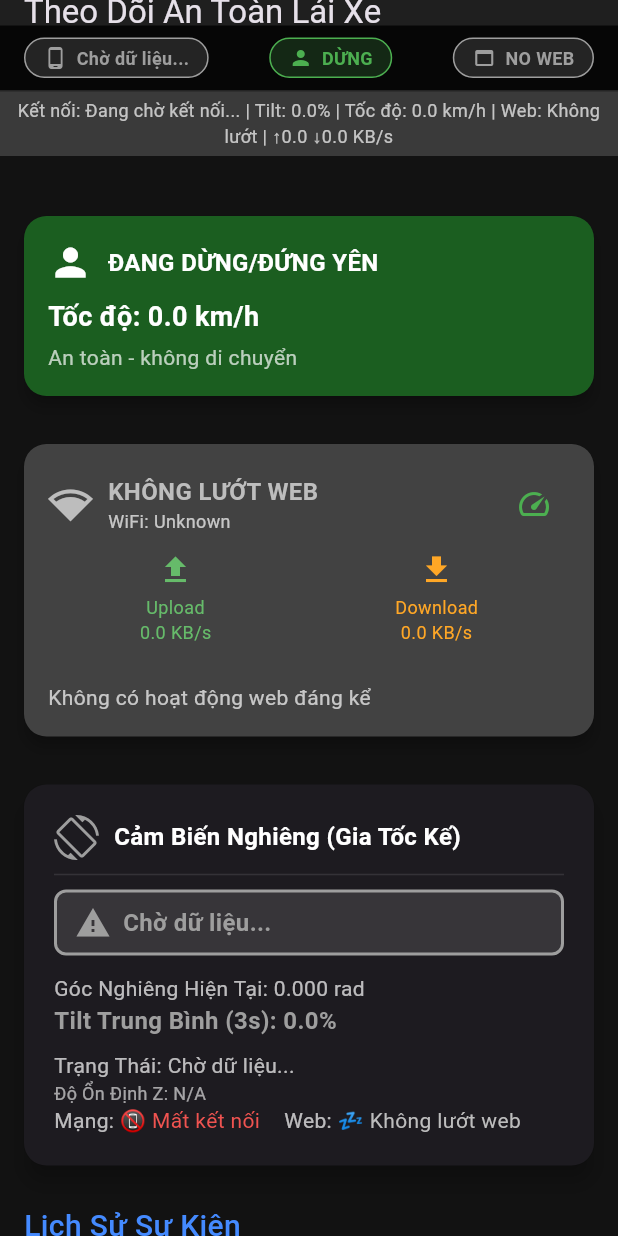
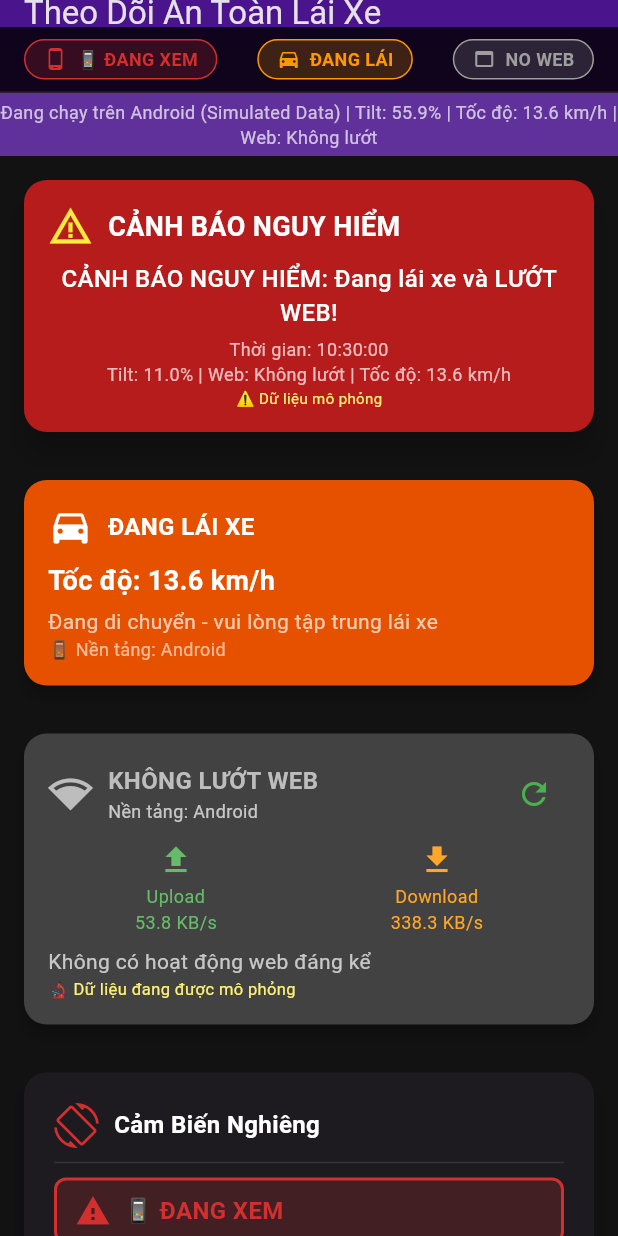
Before and after one commit to nguyenquangnam1988vt-eng/mokhoa, a Flutter app: the screen it shows after launch, on a phone screen of 412 x 824 dp. Run offline on Flutter 3.47's test engine with Material 3 defaults, Android fonts, the light colour scheme and no system bars.

Commit message:
update something

```diff
--- a/lib/main.dart
+++ b/lib/main.dart
@@ -1,16 +1,16 @@
 // lib/main.dart
 import 'package:flutter/material.dart';
 import 'package:flutter/services.dart';
-import 'package:network_info_plus/network_info_plus.dart';
-import 'package:internet_speed_test/internet_speed_test.dart';
 import 'dart:async';
 import 'dart:convert';
 import 'dart:math';
+import 'package:flutter/foundation.dart';
 
 void main() {
   runApp(const MyApp());
 }
 
+// 🎯 CHỈ tạo EventChannel trên iOS để tránh lỗi đa nền tảng
 const EventChannel _eventChannel = EventChannel('com.example.app/monitor_events');
 
 class MonitorEvent {
@@ -108,15 +108,10 @@ class _MonitorScreenState extends State<MonitorScreen> {
   double _networkUploadSpeed = 0.0;
   double _networkDownloadSpeed = 0.0;
 
-  // 🆕 THÊM: Network info và speed test
-  final NetworkInfo _networkInfo = NetworkInfo();
-  final InternetSpeedTest _speedTest = InternetSpeedTest();
-  String _wifiName = "Unknown";
-  String _ipAddress = "Unknown";
-  bool _isTestingSpeed = false;
-  String _speedTestStatus = "";
-
+  // 🎯 BIẾN ĐA NỀN TẢNG
   bool _isUpdating = false;
+  bool _isIOS = false;
+  String _platformName = "Unknown";
 
   final List<double> _tiltHistory = [];
   static const int _tiltBufferSize = 30;
@@ -125,143 +120,151 @@ class _MonitorScreenState extends State<MonitorScreen> {
   String _currentTiltStatus = "Chờ dữ liệu...";
   Color _currentTiltColor = Colors.grey;
 
+  // 🎯 MÔ PHỎNG DỮ LIỆU CHO NON-IOS
+  Timer? _simulationTimer;
+  Random _random = Random();
+
   @override
   void initState() {
     super.initState();
+    _initializePlatform();
     _startListeningToEvents();
-    _initializeNetworkInfo();
-    _startPeriodicSpeedTest();
+    _startDataSimulation();
   }
 
-  // 🆕 HÀM MỚI: Khởi tạo thông tin mạng
-  void _initializeNetworkInfo() async {
-    try {
-      _wifiName = (await _networkInfo.getWifiName()) ?? "Unknown";
-      _ipAddress = (await _networkInfo.getWifiIP()) ?? "Unknown";
+  @override
+  void dispose() {
+    _simulationTimer?.cancel();
+    super.dispose();
+  }
 
-      final networkData: [String: Any] = [
-        "type": "NETWORK_INFO",
-        "message": "WiFi: $_wifiName | IP: $_ipAddress",
-        "wifiName": _wifiName,
-        "ipAddress": _ipAddress,
-        "timestamp": DateTime.now().millisecondsSinceEpoch
-      ];
+  // 🎯 KHỞI TẠO NỀN TẢNG
+  void _initializePlatform() {
+    setState(() {
+      _isIOS = defaultTargetPlatform == TargetPlatform.iOS;
+      _platformName = _getPlatformName();
+      _connectionStatus = "Nền tảng: $_platformName";
+    });
+    print("🚀 Ứng dụng chạy trên: $_platformName");
+  }
 
-      _sendEventToFlutter(networkData);
-    } catch (e) {
-      print("Lỗi lấy thông tin mạng: $e");
+  String _getPlatformName() {
+    if (kIsWeb) return "Web Browser";
+    switch (defaultTargetPlatform) {
+      case TargetPlatform.iOS: return "iOS";
+      case TargetPlatform.android: return "Android";
+      case TargetPlatform.windows: return "Windows";
+      case TargetPlatform.macOS: return "macOS";
+      case TargetPlatform.linux: return "Linux";
+      default: return "Unknown";
     }
   }
 
-  // 🆕 HÀM MỚI: Test tốc độ mạng định kỳ
-  void _startPeriodicSpeedTest() {
-    // Test tốc độ mỗi 30 giây
-    Timer.periodic(Duration(seconds: 30), (timer) {
-      if (_isNetworkActive && !_isTestingSpeed) {
-        _testInternetSpeed();
-      }
-    });
-  }
-
-  // 🆕 HÀM MỚI: Test tốc độ internet thực tế
-  void _testInternetSpeed() {
-    setState(() {
-      _isTestingSpeed = true;
-      _speedTestStatus = "Đang test tốc độ...";
-    });
-
-    _speedTest.startDownloadTesting(
-      onDone: (double transferRate, SpeedUnit unit) {
-        setState(() {
-          _networkDownloadSpeed = _convertToKBps(transferRate, unit);
-          _isTestingSpeed = false;
-          _speedTestStatus = "Download: ${_networkDownloadSpeed.toStringAsFixed(1)} KB/s";
-        });
-
-        _sendSpeedTestEvent();
-      },
-      onError: (String errorMessage, String speedTestError) {
-        print('Lỗi test download: $errorMessage');
-        setState(() {
-          _isTestingSpeed = false;
-          _speedTestStatus = "Lỗi test tốc độ";
-        });
-      },
-      onProgress: (double percent, double transferRate, SpeedUnit unit) {
-        final speed = _convertToKBps(transferRate, unit);
-        setState(() {
-          _networkDownloadSpeed = speed;
-        });
-      },
-      fileSize: 5000000, // 5MB
-    );
-
-    // Test upload sau khi download xong
-    Timer(Duration(seconds: 10), () {
-      if (_isNetworkActive) {
-        _speedTest.startUploadTesting(
-          onDone: (double transferRate, SpeedUnit unit) {
-            setState(() {
-              _networkUploadSpeed = _convertToKBps(transferRate, unit);
-              _speedTestStatus = "↑${_networkUploadSpeed.toStringAsFixed(1)} ↓${_networkDownloadSpeed.toStringAsFixed(1)} KB/s";
-            });
-            _sendSpeedTestEvent();
-          },
-          onError: (String errorMessage, String speedTestError) {
-            print('Lỗi test upload: $errorMessage');
-          },
-          onProgress: (double percent, double transferRate, SpeedUnit unit) {
-            final speed = _convertToKBps(transferRate, unit);
-            setState(() {
-              _networkUploadSpeed = speed;
-            });
-          },
-          fileSize: 3000000, // 3MB
-        );
-      }
-    });
-  }
-
-  // 🆕 HÀM MỚI: Chuyển đổi đơn vị tốc độ sang KB/s
-  double _convertToKBps(double rate, SpeedUnit unit) {
-    switch (unit) {
-      case SpeedUnit.kbps:
-        return rate / 8.0; // kbps to KB/s
-      case SpeedUnit.mbps:
-        return rate * 125.0; // mbps to KB/s (1 mbps = 125 KB/s)
-      default:
-        return rate;
-    }
-  }
-
-  // 🆕 HÀM MỚI: Gửi sự kiện tốc độ test
-  void _sendSpeedTestEvent() {
-    final trafficData = {
-      "type": "TRAFFIC_ANALYSIS",
-      "message": "Tốc độ mạng thực tế: ↑${_networkUploadSpeed.toStringAsFixed(1)} ↓${_networkDownloadSpeed.toStringAsFixed(1)} KB/s",
-      "isActiveBrowsing": _isActiveBrowsing,
-      "estimatedWebTraffic": 0.0,
-      "estimatedLocationTraffic": 0.0,
-      "networkUploadSpeed": _networkUploadSpeed,
-      "networkDownloadSpeed": _networkDownloadSpeed,
-      "timestamp": DateTime.now().millisecondsSinceEpoch
-    };
-
-    _sendEventToFlutter(trafficData);
-  }
-
-  // 🆕 HÀM MỚI: Gửi sự kiện đến Flutter (cho network info)
-  void _sendEventToFlutter(Map<String, dynamic> data) {
-    // Giả lập gửi sự kiện - trong thực tế sẽ gửi qua MethodChannel
-    print("Network Event: $data");
-  }
-
+  // 🎯 LẮNG NGHE SỰ KIỆN (CHỈ iOS)
   void _startListeningToEvents() {
+    if (_isIOS) {
       _eventChannel.receiveBroadcastStream().listen(
         _onEvent,
         onError: _onError,
         onDone: _onDone,
       );
+    } else {
+      // Non-iOS: Dùng simulated data
+      _connectionStatus = "Đang chạy trên $_platformName (Simulated Data)";
+    }
+  }
+
+  // 🎯 MÔ PHỎNG DỮ LIỆU CHO NON-IOS
+  void _startDataSimulation() {
+    if (!_isIOS) {
+      _simulationTimer = Timer.periodic(Duration(seconds: 2), (timer) {
+        _generateSimulatedData();
+      });
+    }
+  }
+
+  void _generateSimulatedData() {
+    // 🎯 Mô phỏng dữ liệu tilt ngẫu nhiên
+    final simulatedTiltPercent = _random.nextDouble() * 100;
+    _updateTiltAverage(simulatedTiltPercent);
+
+    // 🎯 Mô phỏng tốc độ di chuyển
+    final simulatedSpeed = _random.nextDouble() * 120;
+
+    // 🎯 Mô phỏng trạng thái lái xe
+    final simulatedDriving = simulatedSpeed > 10;
+
+    // 🎯 Mô phỏng network traffic
+    final simulatedDownloadSpeed = 50 + _random.nextDouble() * 500;
+    final simulatedUploadSpeed = 10 + _random.nextDouble() * 100;
+
+    setState(() {
+      _currentSpeed = simulatedSpeed;
+      _isDriving = simulatedDriving;
+      _networkDownloadSpeed = simulatedDownloadSpeed;
+      _networkUploadSpeed = simulatedUploadSpeed;
+      _isNetworkActive = true;
+
+      // 🎯 Mô phỏng web browsing (30% thời gian)
+      _isActiveBrowsing = _random.nextDouble() > 0.7;
+    });
+
+    // 🎯 Tạo sự kiện mô phỏng
+    final simulatedEvent = MonitorEvent(
+      type: 'TILT_EVENT',
+      message: 'Thiết bị: $_currentTiltStatus',
+      tiltValue: simulatedTiltPercent / 100,
+      tiltPercent: simulatedTiltPercent,
+      speed: simulatedSpeed,
+      isDriving: simulatedDriving,
+      isNetworkActive: true,
+      zStability: _random.nextDouble() * 0.5,
+      timestamp: DateTime.now(),
+      isActiveBrowsing: _isActiveBrowsing,
+      estimatedWebTraffic: _isActiveBrowsing ? 100 + _random.nextDouble() * 200 : 10 + _random.nextDouble() * 20,
+      estimatedLocationTraffic: 5 + _random.nextDouble() * 10,
+      networkUploadSpeed: simulatedUploadSpeed,
+      networkDownloadSpeed: simulatedDownloadSpeed,
+    );
+
+    _latestTiltEvent = simulatedEvent;
+
+    // 🎯 Thêm vào lịch sử mỗi 10 giây
+    if (DateTime.now().second % 10 == 0) {
+      _historyEvents.insert(0, simulatedEvent);
+      if (_historyEvents.length > 20) {
+        _historyEvents.removeLast();
+      }
+    }
+
+    // 🎯 Mô phỏng cảnh báo nguy hiểm
+    if (_isDriving && _currentTiltStatus.contains("ĐANG XEM") && _isActiveBrowsing) {
+      _simulateDangerAlert();
+    }
+  }
+
+  void _simulateDangerAlert() {
+    if (_latestDangerEvent == null ||
+        DateTime.now().difference(_latestDangerEvent!.timestamp).inSeconds > 10) {
+
+      final dangerEvent = MonitorEvent(
+        type: 'DANGER_EVENT',
+        message: 'CẢNH BÁO NGUY HIỂM: Đang lái xe và LƯỚT WEB!',
+        tiltValue: _latestTiltEvent?.tiltValue,
+        tiltPercent: _latestTiltEvent?.tiltPercent,
+        speed: _currentSpeed,
+        isDriving: true,
+        isNetworkActive: true,
+        zStability: _latestTiltEvent?.zStability,
+        timestamp: DateTime.now(),
+        isActiveBrowsing: true,
+      );
+
+      setState(() {
+        _latestDangerEvent = dangerEvent;
+        _historyEvents.insert(0, dangerEvent);
+      });
+    }
   }
 
   void _updateTiltAverage(double tiltPercent) {
@@ -298,12 +301,13 @@ class _MonitorScreenState extends State<MonitorScreen> {
     }
   }
 
+  // 🎯 XỬ LÝ SỰ KIỆN THỰC (CHỈ iOS)
   void _onEvent(dynamic event) {
     if (_isUpdating) return;
     _isUpdating = true;
 
     setState(() {
-      _connectionStatus = "Đã kết nối";
+      _connectionStatus = "Đã kết nối iOS Native";
       try {
         final Map<String, dynamic> data = jsonDecode(event as String);
         final monitorEvent = MonitorEvent.fromJson(data);
@@ -324,9 +328,8 @@ class _MonitorScreenState extends State<MonitorScreen> {
           _historyEvents.insert(0, monitorEvent);
         } else if (monitorEvent.type == 'TRAFFIC_ANALYSIS') {
           _isActiveBrowsing = monitorEvent.isActiveBrowsing ?? false;
-          // 🆕 CẬP NHẬT: Dùng tốc độ thực tế từ speed test, không dùng dữ liệu mô phỏng
-          // _networkUploadSpeed = monitorEvent.networkUploadSpeed ?? 0.0;
-          // _networkDownloadSpeed = monitorEvent.networkDownloadSpeed ?? 0.0;
+          _networkUploadSpeed = monitorEvent.networkUploadSpeed ?? 0.0;
+          _networkDownloadSpeed = monitorEvent.networkDownloadSpeed ?? 0.0;
           _historyEvents.insert(0, monitorEvent);
         } else if (monitorEvent.type == 'DRIVING_STATUS' || monitorEvent.type == 'LOCATION_UPDATE') {
           _currentSpeed = monitorEvent.speed ?? 0.0;
@@ -359,11 +362,15 @@ class _MonitorScreenState extends State<MonitorScreen> {
     });
   }
 
-  // 🆕 HÀM MỚI: Test tốc độ thủ công
+  // 🎯 MANUAL SPEED TEST (ĐA NỀN TẢNG)
   void _manualSpeedTest() {
-    _testInternetSpeed();
+    setState(() {
+      _networkDownloadSpeed = 100 + _random.nextDouble() * 400;
+      _networkUploadSpeed = 50 + _random.nextDouble() * 150;
+    });
   }
 
+  // 🎯 UI WIDGETS (GIỮ NGUYÊN)
   Widget _buildDangerAlertCard() {
     if (_latestDangerEvent == null) return const SizedBox.shrink();
 
@@ -410,6 +417,11 @@ class _MonitorScreenState extends State<MonitorScreen> {
               Text(
                 'Tilt: ${_latestDangerEvent!.tiltPercent!.toStringAsFixed(1)}% | Web: ${_isActiveBrowsing ? "Đang lướt" : "Không lướt"} | Tốc độ: ${_currentSpeed.toStringAsFixed(1)} km/h',
                 style: const TextStyle(color: Colors.white70, fontSize: 12),
+              ),
+            if (!_isIOS)
+              Text(
+                '⚠️ Dữ liệu mô phỏng',
+                style: TextStyle(color: Colors.yellow.shade300, fontSize: 10),
               ),
           ],
         ),
@@ -464,6 +476,11 @@ class _MonitorScreenState extends State<MonitorScreen> {
                 color: Colors.white70,
               ),
             ),
+            if (!_isIOS)
+              Text(
+                '📱 Nền tảng: $_platformName',
+                style: const TextStyle(fontSize: 12, color: Colors.white60),
+              ),
           ],
         ),
       ),
@@ -501,82 +518,54 @@ class _MonitorScreenState extends State<MonitorScreen> {
                         ),
                       ),
                       Text(
-                        'WiFi: $_wifiName',
+                        'Nền tảng: $_platformName',
                         style: const TextStyle(fontSize: 12, color: Colors.white70),
                       ),
                     ],
                   ),
                 ),
-                // 🆕 NÚT TEST TỐC ĐỘ
                 IconButton(
-                  icon: Icon(
-                    _isTestingSpeed ? Icons.refresh : Icons.speed,
-                    color: _isTestingSpeed ? Colors.orange : Colors.green,
-                  ),
-                  onPressed: _isTestingSpeed ? null : _manualSpeedTest,
+                  icon: const Icon(Icons.refresh, color: Colors.green),
+                  onPressed: _manualSpeedTest,
                   tooltip: 'Test tốc độ mạng',
                 ),
               ],
             ),
             const SizedBox(height: 8),
-
-            // 🆕 HIỂN THỊ TỐC ĐỘ THỰC TẾ
             Row(
               mainAxisAlignment: MainAxisAlignment.spaceAround,
               children: [
                 Column(
                   children: [
-                    Icon(Icons.upload,
-                         color: _isTestingSpeed ? Colors.orange : Colors.green.shade400,
-                         size: 24),
+                    Icon(Icons.upload, color: Colors.green.shade400, size: 24),
                     const SizedBox(height: 4),
                     Text(
                       'Upload\n${_networkUploadSpeed.toStringAsFixed(1)} KB/s',
                       textAlign: TextAlign.center,
                       style: TextStyle(
                         fontSize: 12,
-                        color: _isTestingSpeed ? Colors.orange : Colors.green.shade400,
+                        color: Colors.green.shade400,
                       ),
                     ),
                   ],
                 ),
                 Column(
                   children: [
-                    Icon(Icons.download,
-                         color: _isTestingSpeed ? Colors.orange : Colors.orange.shade400,
-                         size: 24),
+                    Icon(Icons.download, color: Colors.orange.shade400, size: 24),
                     const SizedBox(height: 4),
                     Text(
                       'Download\n${_networkDownloadSpeed.toStringAsFixed(1)} KB/s',
                       textAlign: TextAlign.center,
                       style: TextStyle(
                         fontSize: 12,
-                        color: _isTestingSpeed ? Colors.orange : Colors.orange.shade400,
+                        color: Colors.orange.shade400,
                       ),
                     ),
                   ],
                 ),
               ],
             ),
-
             const SizedBox(height: 8),
-
-            // 🆕 TRẠNG THÁI TEST TỐC ĐỘ
-            if (_isTestingSpeed)
-              LinearProgressIndicator(
-                backgroundColor: Colors.grey.shade700,
-                valueColor: AlwaysStoppedAnimation<Color>(Colors.blue.shade400),
-              ),
-
-            Text(
-              _isTestingSpeed ? 'Đang test tốc độ mạng...' : _speedTestStatus,
-              style: TextStyle(
-                fontSize: 12,
-                color: _isTestingSpeed ? Colors.blue.shade300 : Colors.white70,
-                fontStyle: _isTestingSpeed ? FontStyle.italic : FontStyle.normal,
-              ),
-            ),
-
             Text(
               _isActiveBrowsing
                   ? 'Đang có hoạt động lướt web đáng kể'
@@ -585,6 +574,11 @@ class _MonitorScreenState extends State<MonitorScreen> {
                 fontSize: 14,
                 color: Colors.white70,
               ),
+            ),
+            if (!_isIOS)
+              Text(
+                '🔬 Dữ liệu đang được mô phỏng',
+                style: TextStyle(fontSize: 11, color: Colors.yellow.shade300),
               ),
           ],
         ),
@@ -612,7 +606,7 @@ class _MonitorScreenState extends State<MonitorScreen> {
                 Icon(Icons.screen_rotation, color: tiltColor, size: 30),
                 const SizedBox(width: 10),
                 const Text(
-                  'Cảm Biến Nghiêng (Gia Tốc Kế)',
+                  'Cảm Biến Nghiêng',
                   style: TextStyle(color: Colors.white, fontWeight: FontWeight.bold, fontSize: 16),
                 ),
               ],
@@ -701,6 +695,11 @@ class _MonitorScreenState extends State<MonitorScreen> {
               Text(
                 'Cập nhật: ${_latestTiltEvent!.timestamp.toString().substring(11, 19)}',
                 style: const TextStyle(fontSize: 12, color: Colors.white54),
+              ),
+            if (!_isIOS)
+              Text(
+                '🖥️ Đang chạy trên $_platformName - Dữ liệu mô phỏng',
+                style: TextStyle(fontSize: 11, color: Colors.blue.shade300),
               ),
           ],
         ),
@@ -902,6 +901,8 @@ class _MonitorScreenState extends State<MonitorScreen> {
           subtitle,
           style: const TextStyle(color: Colors.white70),
         ),
+        // 🎯 SỬA LỖI: Thay Icons.simulation bằng Icons.computer
+        trailing: !_isIOS ? Icon(Icons.computer, color: Colors.blue.shade300, size: 16) : null,
       ),
     );
   }
@@ -911,6 +912,7 @@ class _MonitorScreenState extends State<MonitorScreen> {
     return Scaffold(
       appBar: AppBar(
         title: const Text('Theo Dõi An Toàn Lái Xe'),
+        backgroundColor: _isIOS ? Colors.blue.shade900 : Colors.purple.shade900,
         bottom: PreferredSize(
           preferredSize: const Size.fromHeight(48.0),
           child: Column(
@@ -921,7 +923,7 @@ class _MonitorScreenState extends State<MonitorScreen> {
                 width: double.infinity,
                 padding: const EdgeInsets.symmetric(vertical: 4.0),
                 child: Text(
-                  'Kết nối: $_connectionStatus | Tilt: ${_averageTiltPercent.toStringAsFixed(1)}% | Tốc độ: ${_currentSpeed.toStringAsFixed(1)} km/h | Web: ${_isActiveBrowsing ? "Đang lướt" : "Không lướt"} | ${_isTestingSpeed ? "Đang test tốc độ..." : "↑${_networkUploadSpeed.toStringAsFixed(1)} ↓${_networkDownloadSpeed.toStringAsFixed(1)} KB/s"}',
+                  '$_connectionStatus | Tilt: ${_averageTiltPercent.toStringAsFixed(1)}% | Tốc độ: ${_currentSpeed.toStringAsFixed(1)} km/h | Web: ${_isActiveBrowsing ? "Đang lướt" : "Không lướt"}',
                   textAlign: TextAlign.center,
                   style: const TextStyle(fontSize: 12, color: Colors.white70),
                 ),
@@ -965,13 +967,34 @@ class _MonitorScreenState extends State<MonitorScreen> {
             SliverToBoxAdapter(
               child: Padding(
                 padding: const EdgeInsets.only(left: 16.0, right: 16.0, top: 10.0, bottom: 8.0),
-                child: Text(
+                child: Row(
+                  children: [
+                    Text(
                       'Lịch Sử Sự Kiện',
                       style: TextStyle(
                         fontSize: 20,
                         fontWeight: FontWeight.w500,
                         color: Colors.blueAccent,
                       ),
+                    ),
+                    if (!_isIOS)
+                      Container(
+                        margin: EdgeInsets.only(left: 10),
+                        padding: EdgeInsets.symmetric(horizontal: 8, vertical: 2),
+                        decoration: BoxDecoration(
+                          color: Colors.purple.shade800,
+                          borderRadius: BorderRadius.circular(10),
+                        ),
+                        child: Text(
+                          'SIM',
+                          style: TextStyle(
+                            fontSize: 10,
+                            color: Colors.white,
+                            fontWeight: FontWeight.bold,
+                          ),
+                        ),
+                      ),
+                  ],
                 ),
               ),
             ),
@@ -980,10 +1003,19 @@ class _MonitorScreenState extends State<MonitorScreen> {
                     child: Center(
                       child: Padding(
                         padding: const EdgeInsets.all(32.0),
-                        child: Text(
+                        child: Column(
+                          children: [
+                            Text(
                               'Chưa có sự kiện nào được ghi lại.',
                               style: TextStyle(color: Colors.white70, fontSize: 16),
                               textAlign: TextAlign.center,
+                            ),
+                            if (!_isIOS)
+                              Text(
+                                '(Dữ liệu sẽ được mô phỏng tự động)',
+                                style: TextStyle(color: Colors.blue.shade300, fontSize: 12),
+                              ),
+                          ],
                         ),
                       ),
                     ),
```
Also changed, not shown: 1 other file. Lines whose indentation alone changed are shown as unchanged.
